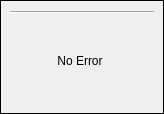
The window that errorMessage.ui (coucou1121/Datalogger) describes before a commit, drawn with Qt 5.
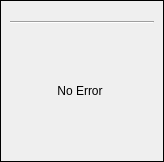
The same window after the commit.

Patch:
```diff
--- a/errorMessage.ui
+++ b/errorMessage.ui
@@ -7,7 +7,7 @@
     <x>0</x>
     <y>0</y>
     <width>164</width>
-    <height>114</height>
+    <height>162</height>
    </rect>
   </property>
   <property name="windowTitle">
@@ -47,13 +47,13 @@
         <property name="minimumSize">
          <size>
           <width>140</width>
-          <height>80</height>
+          <height>100</height>
          </size>
         </property>
         <property name="maximumSize">
          <size>
           <width>140</width>
-          <height>80</height>
+          <height>100</height>
          </size>
         </property>
         <property name="text">
```
